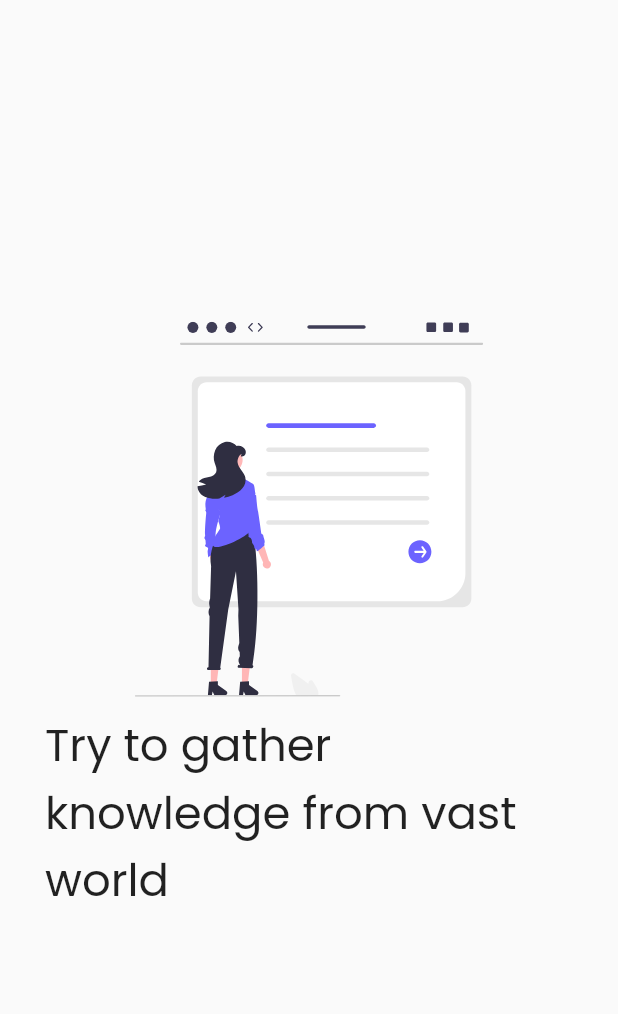
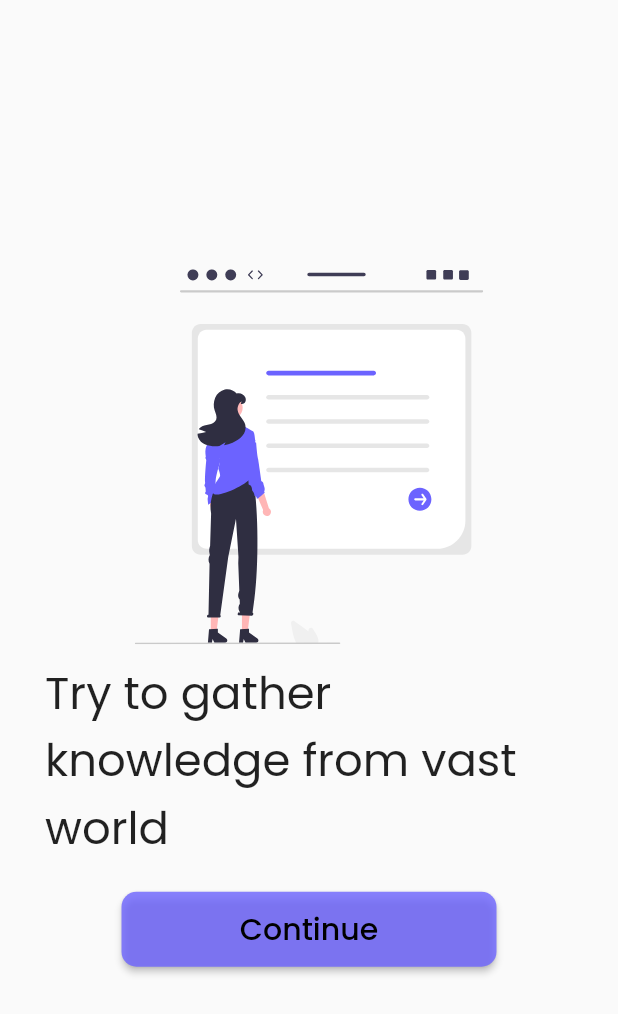
Before and after one commit to Saon00/fec-thesis-publish, a Flutter app: the screen it shows after launch, on a phone screen of 412 x 824 dp. Shown: the top 1014 px of the screen. Run offline on Flutter 3.47's test engine with Material 2 defaults, Android fonts, the phone set to English and light mode, and no system bars; our stand-ins replace file_picker, flutter_svg, font_awesome_flutter, get, google_fonts, rive.

Commit message:
rive splash screen added

```diff
--- a/lib/components/my_drawer.dart
+++ b/lib/components/my_drawer.dart
@@ -1,5 +1,5 @@
 import 'package:fecthesispublish/components/color.dart';
-import 'package:fecthesispublish/screens/sign_up_screen.dart';
+import 'package:fecthesispublish/screens/auths/sign_up_screen.dart';
 import 'package:flutter/material.dart';
 import 'package:font_awesome_flutter/font_awesome_flutter.dart';
 import 'package:get/get.dart';
--- a/lib/constants/app-fonts.dart
+++ /dev/null
@@ -1,6 +0,0 @@
-import 'package:flutter/material.dart';
-import 'package:google_fonts/google_fonts.dart';
-
-class AppFonts {
-  static TextStyle ubuntu = GoogleFonts.ubuntu();
-}
--- a/lib/constants/app_colors.dart
+++ b/lib/constants/app_colors.dart
@@ -1,6 +1,8 @@
 import 'dart:ui';
 
-class AppColors {
-  static Color yaleBlue = const Color(0xff0E4C92);
-  static Color steelBlue = const Color(0xff4682B4);
-}
+import 'package:flutter/material.dart';
+
+const Color yaleBlue = Color(0xff0E4C92);
+const Color steelBlue = Color(0xff4682B4);
+const Color purple = Color(0xff6C63FF);
+const Color black = Colors.black;
--- /dev/null
+++ b/lib/constants/app_fonts.dart
@@ -0,0 +1,5 @@
+import 'package:flutter/material.dart';
+import 'package:google_fonts/google_fonts.dart';
+
+final TextStyle ubuntu = GoogleFonts.ubuntu();
+final TextStyle popins = GoogleFonts.poppins();
--- a/lib/main.dart
+++ b/lib/main.dart
@@ -1,8 +1,6 @@
-import 'package:fecthesispublish/constants/app-fonts.dart';
-import 'package:fecthesispublish/screens/splashs/spalsh_screen1.dart';
+import 'package:fecthesispublish/screens/splashs/spalsh_screen.dart';
 import 'package:flutter/material.dart';
 import 'package:get/get.dart';
-import 'package:google_fonts/google_fonts.dart';
 
 void main(List<String> args) {
   runApp(const MyApp());
@@ -18,10 +16,9 @@ class MyApp extends StatefulWidget {
 class _MyAppState extends State<MyApp> {
   @override
   Widget build(BuildContext context) {
-    return  GetMaterialApp(
-
+    return const GetMaterialApp(
       debugShowCheckedModeBanner: false,
-      home: SplashScreen1(),
+      home: SplashScreen(),
     );
   }
 }
--- a/lib/screens/splashs/spalsh_screen1.dart
+++ /dev/null
@@ -1,34 +0,0 @@
-import 'package:flutter/material.dart';
-import 'package:flutter_svg/flutter_svg.dart';
-import 'package:google_fonts/google_fonts.dart';
-
-class SplashScreen1 extends StatelessWidget {
-  const SplashScreen1({super.key});
-
-  @override
-  Widget build(BuildContext context) {
-    return Scaffold(
-      body: SafeArea(
-        child: Padding(
-          padding: const EdgeInsets.all(30),
-          child: Center(
-            child: Column(
-              mainAxisAlignment: MainAxisAlignment.center,
-              children: [
-                SvgPicture.asset(
-                  'assets/svgs/knowledge.svg',
-                  height: 250,
-                ),
-                const SizedBox(
-                  height: 10,
-                ),
-                Text('Try to gather knowledge from vast world',
-                    style: GoogleFonts.poppins(fontSize: 30))
-              ],
-            ),
-          ),
-        ),
-      ),
-    );
-  }
-}
--- /dev/null
+++ b/lib/screens/splashs/splash_widget.dart
@@ -0,0 +1,69 @@
+import 'package:flutter/material.dart';
+import 'package:flutter_svg/svg.dart';
+
+import '../../constants/app_colors.dart';
+import '../../constants/app_fonts.dart';
+
+class SpalshWidget extends StatelessWidget {
+  final String sloganName;
+  final String bannerImgpath;
+  final VoidCallback onTap;
+  const SpalshWidget({
+    super.key,
+    required this.sloganName,
+    required this.bannerImgpath,
+    required this.onTap,
+  });
+
+  @override
+  Widget build(BuildContext context) {
+    return Scaffold(
+      body: SafeArea(
+        child: Padding(
+          padding: const EdgeInsets.all(30),
+          child: Center(
+            child: Column(
+              mainAxisAlignment: MainAxisAlignment.center,
+              children: [
+                SvgPicture.asset(
+                  bannerImgpath,
+                  height: 250,
+                ),
+                const SizedBox(
+                  height: 10,
+                ),
+                Text(
+                  sloganName,
+                  style: popins.copyWith(fontSize: 30),
+                ),
+                const SizedBox(
+                  height: 20,
+                ),
+                SizedBox(
+                  width: 250,
+                  height: 50,
+                  child: ElevatedButton(
+                    style: ElevatedButton.styleFrom(
+                      backgroundColor: purple.withOpacity(.8),
+                      shape: RoundedRectangleBorder(
+                        borderRadius: BorderRadius.circular(
+                          10,
+                        ),
+                      ),
+                    ),
+                    onPressed: onTap,
+                    child: Text("Continue",
+                        style: popins.copyWith(
+                            fontSize: 20,
+                            color: black,
+                            fontWeight: FontWeight.w500)),
+                  ),
+                )
+              ],
+            ),
+          ),
+        ),
+      ),
+    );
+  }
+}
--- /dev/null
+++ b/lib/screens/splashs/welcome_screen1.dart
@@ -0,0 +1,22 @@
+import 'package:fecthesispublish/screens/splashs/welcome_screen2.dart';
+import 'package:flutter/material.dart';
+import 'package:get/get.dart';
+
+import 'splash_widget.dart';
+
+class WelcomeScreen1 extends StatelessWidget {
+  const WelcomeScreen1({super.key});
+
+  @override
+  Widget build(BuildContext context) {
+    return SpalshWidget(
+      bannerImgpath: 'assets/svgs/knowledge.svg',
+      sloganName: 'Try to gather knowledge from vast world',
+      onTap: () {
+        Get.to(() => const WelcomeScreen2(),
+            transition: Transition.rightToLeft,
+            duration: const Duration(milliseconds: 1500));
+      },
+    );
+  }
+}
```
Also changed, not shown: lib/screens/auths/sign_in_screen.dart (renamed from lib/screens/sign_up_screen.dart, +25 -41 lines), lib/screens/auths/sign_up_screen.dart (renamed from lib/screens/sign_in_screen.dart, +41 -25 lines), lib/screens/splashs/spalsh_screen.dart (added, +31 -0 lines), lib/screens/splashs/welcome_screen2.dart (added, +22 -0 lines), pubspec.yaml (+6 -43 lines), pubspec.lock, 4 other files.
